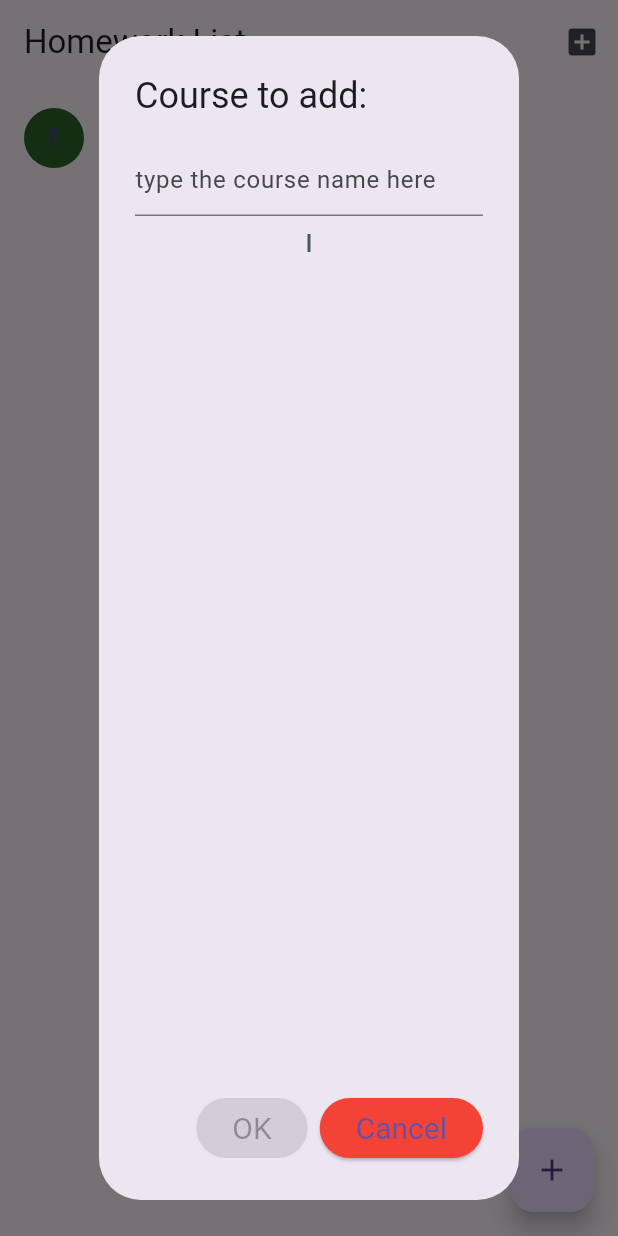
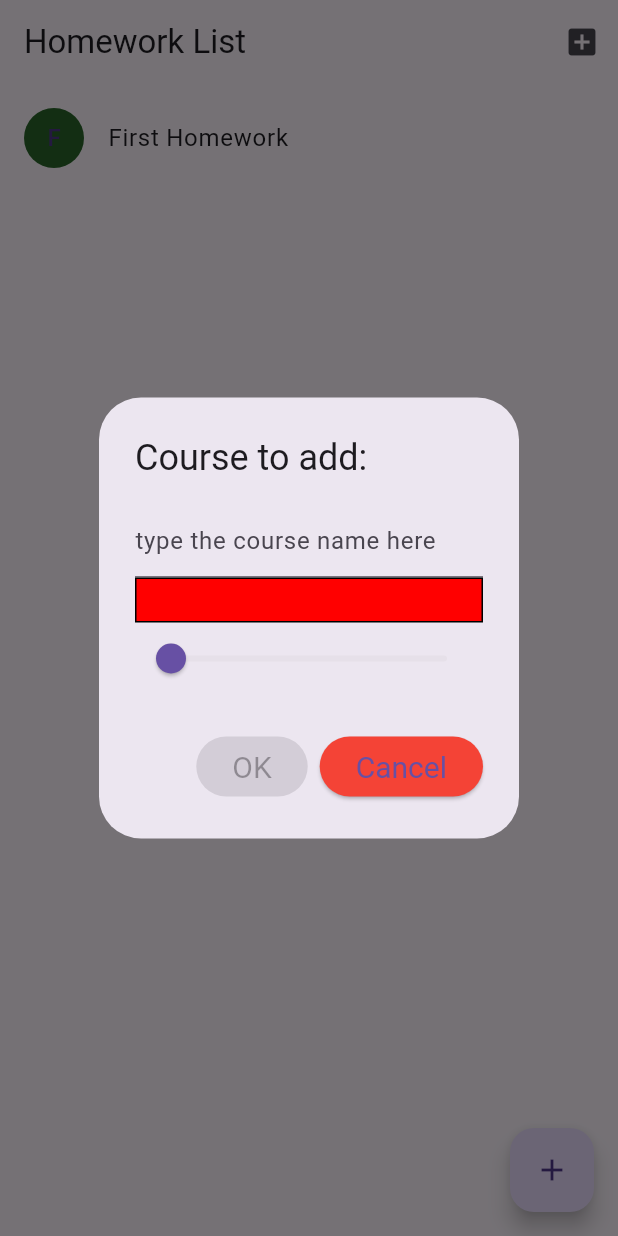
Before and after one commit to tuck3rb/emergency_checklists, a Flutter app: the screen it shows after launch, after a tap on the "add box" icon, on a phone screen of 412 x 824 dp. Run offline on Flutter 3.47's test engine with Material 3 defaults, Android fonts, the phone set to English and light mode, and no system bars.

Commit message:
Added color picker
Changed course dialog box size

```diff
--- a/to_dont_list/lib/widgets/new_course_dialog.dart
+++ b/to_dont_list/lib/widgets/new_course_dialog.dart
@@ -17,7 +17,9 @@ class NewCourseDialog extends StatefulWidget {
 class _NewCourseDialogState extends State<NewCourseDialog> {
   // Dialog with text from https://www.appsdeveloperblog.com/alert-dialog-with-a-text-field-in-flutter/
   final TextEditingController _inputController = TextEditingController();
-  Color selectedColor = Colors.blue;
+  // Color selectedColor = Colors.blue;
+
+  double _colorValue = 0.0;
 
   final ButtonStyle yesStyle = ElevatedButton.styleFrom(
       textStyle: const TextStyle(fontSize: 20), backgroundColor: Colors.green);
@@ -26,11 +28,17 @@ class _NewCourseDialogState extends State<NewCourseDialog> {
 
   String valueText = "";
 
+  Color get currentColor {
+    // Converts slider value from 0-255 to HSV
+    return HSVColor.fromAHSV(1.0, _colorValue / 255 * 360, 1.0, 1.0).toColor();
+  }
+
   @override
   Widget build(BuildContext context) {
     return AlertDialog(
       title: const Text('Course to add:'),
       content: Column(
+        mainAxisSize: MainAxisSize.min,
         children: <Widget>[
           TextField(
             onChanged: (value) {
@@ -42,8 +50,23 @@ class _NewCourseDialogState extends State<NewCourseDialog> {
             decoration: const InputDecoration(hintText: "type the course name here"),
             key: const Key('CN'),
           ),
-          const SizedBox(height: 12),
-          const Placeholder(child: SizedBox(height: 12),)
+          Container(
+            height: 30,
+            decoration: BoxDecoration(
+              color: currentColor,
+              border: Border.all(color: Colors.black),
+            ),
+          ),
+          Slider(
+            value: _colorValue,
+            min: 0,
+            max: 255,
+            onChanged: (value) {
+              setState(() {
+                _colorValue = value;
+              });
+            },
+          )
         ]
       ),
       actions: <Widget>[
@@ -56,7 +79,7 @@ class _NewCourseDialogState extends State<NewCourseDialog> {
               onPressed: value.text.isNotEmpty
                   ? () {
                       setState(() {
-                        widget.onListAdded(valueText, _inputController, Colors.red) ;
+                        widget.onListAdded(valueText, _inputController, currentColor) ;
                         Navigator.pop(context);
                       });
                     }
```
